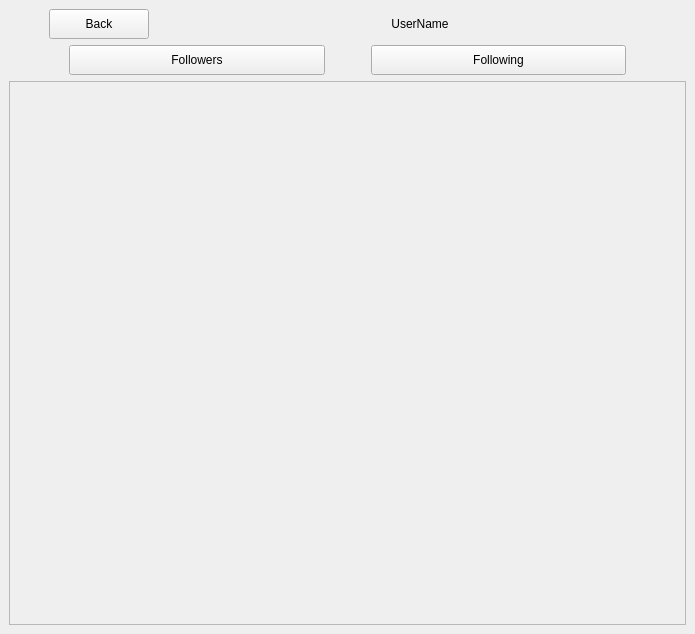
ClownKingWalrus/PAXEL, file Paxel/following.ui: the form before one commit.
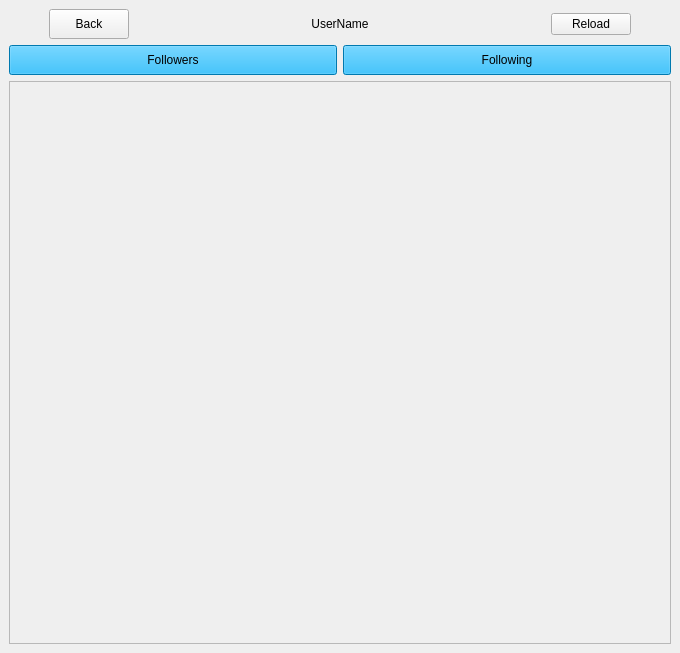
The form after the commit.

Commit message: board following

The edit to the form file:
```diff
--- a/Paxel/following.ui
+++ b/Paxel/following.ui
@@ -6,8 +6,8 @@
    <rect>
     <x>0</x>
     <y>0</y>
-    <width>695</width>
-    <height>634</height>
+    <width>680</width>
+    <height>653</height>
    </rect>
   </property>
   <property name="windowTitle">
@@ -26,7 +26,7 @@
          <enum>Qt::Orientation::Horizontal</enum>
         </property>
         <property name="sizeType">
-         <enum>QSizePolicy::Policy::Fixed</enum>
+         <enum>QSizePolicy::Policy::Minimum</enum>
         </property>
         <property name="sizeHint" stdset="0">
          <size>
@@ -64,7 +64,7 @@
          <enum>Qt::Orientation::Horizontal</enum>
         </property>
         <property name="sizeType">
-         <enum>QSizePolicy::Policy::Fixed</enum>
+         <enum>QSizePolicy::Policy::Expanding</enum>
         </property>
         <property name="sizeHint" stdset="0">
          <size>
@@ -93,6 +93,32 @@
          <enum>Qt::Orientation::Horizontal</enum>
         </property>
         <property name="sizeType">
+         <enum>QSizePolicy::Policy::Expanding</enum>
+        </property>
+        <property name="sizeHint" stdset="0">
+         <size>
+          <width>160</width>
+          <height>20</height>
+         </size>
+        </property>
+       </spacer>
+      </item>
+      <item>
+       <widget class="QPushButton" name="pushButton">
+        <property name="styleSheet">
+         <string notr="true">font: 20pt &quot;MS Sans Serif&quot;;</string>
+        </property>
+        <property name="text">
+         <string>Reload</string>
+        </property>
+       </widget>
+      </item>
+      <item>
+       <spacer name="horizontalSpacer_4">
+        <property name="orientation">
+         <enum>Qt::Orientation::Horizontal</enum>
+        </property>
+        <property name="sizeType">
          <enum>QSizePolicy::Policy::Minimum</enum>
         </property>
         <property name="sizeHint" stdset="0">
@@ -107,22 +133,6 @@
     </item>
     <item row="1" column="0">
      <layout class="QHBoxLayout" name="horizontalLayout_5">
-      <item>
-       <spacer name="horizontalSpacer_6">
-        <property name="orientation">
-         <enum>Qt::Orientation::Horizontal</enum>
-        </property>
-        <property name="sizeType">
-         <enum>QSizePolicy::Policy::Fixed</enum>
-        </property>
-        <property name="sizeHint" stdset="0">
-         <size>
-          <width>60</width>
-          <height>0</height>
-         </size>
-        </property>
-       </spacer>
-      </item>
       <item>
        <widget class="QPushButton" name="Followers_2">
         <property name="minimumSize">
@@ -132,29 +142,20 @@
          </size>
         </property>
         <property name="styleSheet">
-         <string notr="true">font: 20pt &quot;Bahnschrift&quot;;</string>
+         <string notr="true">QPushButton { color: rgb(0, 0, 0);
+font:  700 17pt &quot;MS Sans Serif&quot;;
+background-color: rgb(0, 170, 245);
+}
+
+QPushButton:Hover {
+background-color: rgb(10, 180, 255);
+}</string>
         </property>
         <property name="text">
          <string>Followers</string>
         </property>
        </widget>
       </item>
-      <item>
-       <spacer name="horizontalSpacer_5">
-        <property name="orientation">
-         <enum>Qt::Orientation::Horizontal</enum>
-        </property>
-        <property name="sizeType">
-         <enum>QSizePolicy::Policy::Minimum</enum>
-        </property>
-        <property name="sizeHint" stdset="0">
-         <size>
-          <width>40</width>
-          <height>20</height>
-         </size>
-        </property>
-       </spacer>
-      </item>
       <item>
        <widget class="QPushButton" name="Following_2">
         <property name="minimumSize">
@@ -164,29 +165,20 @@
          </size>
         </property>
         <property name="styleSheet">
-         <string notr="true">font: 20pt &quot;Bahnschrift&quot;;</string>
+         <string notr="true">QPushButton { color: rgb(0, 0, 0);
+font:  700 17pt &quot;MS Sans Serif&quot;;
+background-color: rgb(0, 170, 245);
+}
+
+QPushButton:Hover {
+background-color: rgb(10, 180, 255);
+}</string>
         </property>
         <property name="text">
          <string>Following</string>
         </property>
        </widget>
       </item>
-      <item>
-       <spacer name="horizontalSpacer_7">
-        <property name="orientation">
-         <enum>Qt::Orientation::Horizontal</enum>
-        </property>
-        <property name="sizeType">
-         <enum>QSizePolicy::Policy::Fixed</enum>
-        </property>
-        <property name="sizeHint" stdset="0">
-         <size>
-          <width>60</width>
-          <height>0</height>
-         </size>
-        </property>
-       </spacer>
-      </item>
      </layout>
     </item>
     <item row="2" column="0">
@@ -199,8 +191,8 @@
         <rect>
          <x>0</x>
          <y>0</y>
-         <width>681</width>
-         <height>548</height>
+         <width>666</width>
+         <height>566</height>
         </rect>
        </property>
       </widget>
```
Left out of the diff: 4 changed lines with no effect on the pictures. The commit also changes 44 other files.
